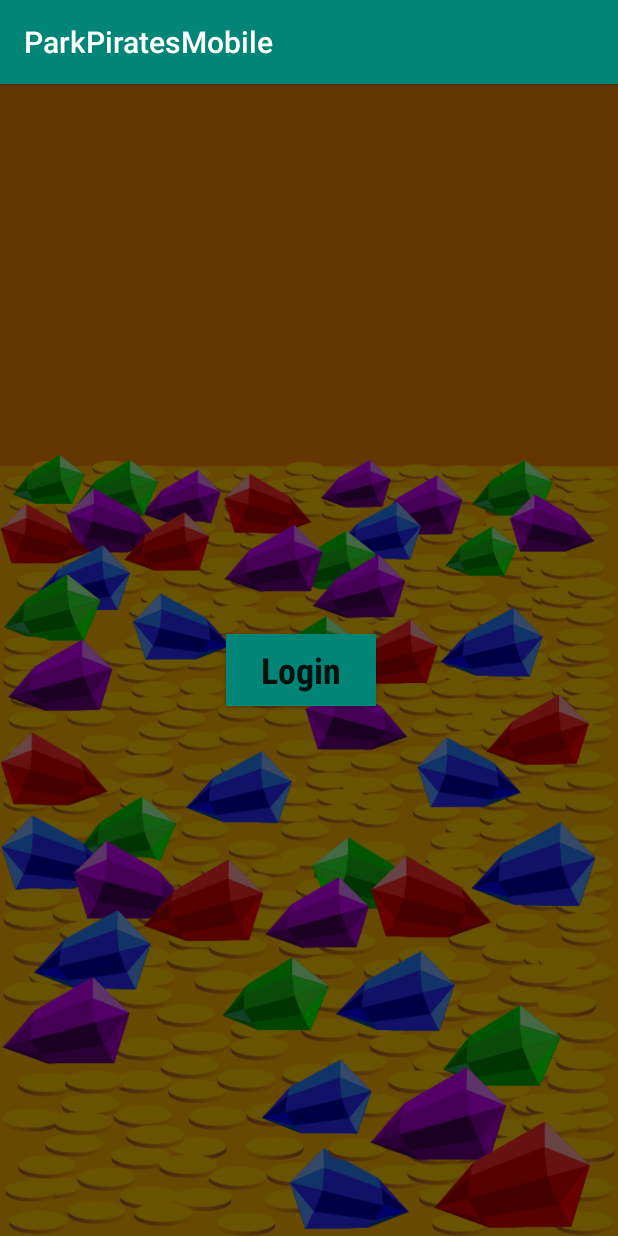
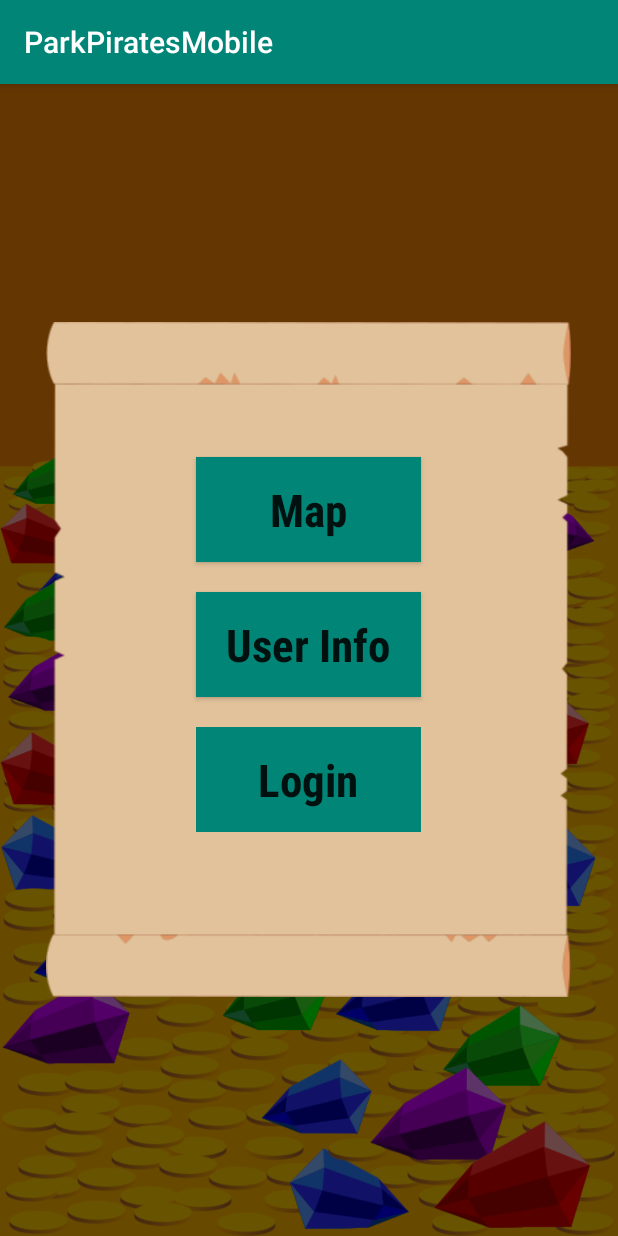
Before and after one commit to Khepra/ParkPiratesMobile, an Android app: the screen it shows after launch (MainActivity), on a phone screen of 412 x 824 dp. Run offline under Robolectric (Android 15) with nearby library versions, the phone set to English and light mode, and no system bars.

Commit message:
Update activity_main.xml

```diff
--- a/app/src/main/res/layout/activity_main.xml
+++ b/app/src/main/res/layout/activity_main.xml
@@ -1,29 +1,65 @@
 <?xml version="1.0" encoding="utf-8"?>
+
 <RelativeLayout
         xmlns:android="http://schemas.android.com/apk/res/android"
         xmlns:tools="http://schemas.android.com/tools"
         xmlns:app="http://schemas.android.com/apk/res-auto"
         android:layout_width="match_parent"
         android:layout_height="match_parent"
-        tools:context=".MainActivity"
+        tools:context=".controller.MainActivity"
         android:background="@drawable/dimonds_portrait">
+
+    <FrameLayout
+            android:layout_width="350dp"
+            android:layout_height="450dp"
+            android:layout_centerHorizontal="true"
+            android:layout_centerInParent="true"
+            android:background="@drawable/rolled_map6">
+
         <Button
-            android:id="@+id/button"
+                android:id="@+id/log_in"
                 android:onClick="logIn"
                 android:text="Login"
-            android:layout_width="100dp"
-            android:layout_height="wrap_content"
+                android:fontFamily="sans-serif-condensed"
+                android:textSize="30sp"
+                android:textStyle="bold"
+                android:textAllCaps="false"
+                android:layout_width="150dp"
+                android:layout_height="70dp"
                 android:background="@color/colorPrimary"
-            android:borderRadius="6dp"
-            android:layout_alignParentBottom="true"
-            android:layout_alignParentEnd="true"
-            android:layout_alignParentRight="true"
-            android:layout_marginRight="161dp"
-            android:layout_marginEnd="161dp"
-            android:layout_marginBottom="353dp"
+                android:translationX="100dp"
+                android:translationY="270dp"
+                app:strokeColor="@color/colorPrimaryDark"
+                app:strokeWidth="2dp"
+                style="@style/Widget.AppCompat.Button.Borderless"/>
+
+        <Button
+                android:id="@+id/move_map"
+                android:text="Map"
+                android:onClick="mapActivity"
+                android:layout_width="150dp"
+                android:layout_height="70dp"
+                android:background="@color/colorPrimary"
                 android:fontFamily="sans-serif-condensed"
-            android:textSize="24sp"
-            android:typeface="sans"
+                android:textSize="30sp"
                 android:textStyle="bold"
-            android:textAllCaps="false"/>
+                android:textAllCaps="false"
+                android:translationX="100dp"
+                android:translationY="90dp"/>
+
+        <Button
+                android:id="@+id/move_userInfo"
+                android:text="User Info"
+                android:onClick="userInfoActivity"
+                android:layout_width="150dp"
+                android:layout_height="70dp"
+                android:background="@color/colorPrimary"
+                android:fontFamily="sans-serif-condensed"
+                android:textSize="30sp"
+                android:textStyle="bold"
+                android:textAllCaps="false"
+                android:buttonCornerRadius="2dp"
+                android:translationX="100dp"
+                android:translationY="180dp"/>
+    </FrameLayout>
 </RelativeLayout>
```
Lines whose indentation alone changed are shown as unchanged.
